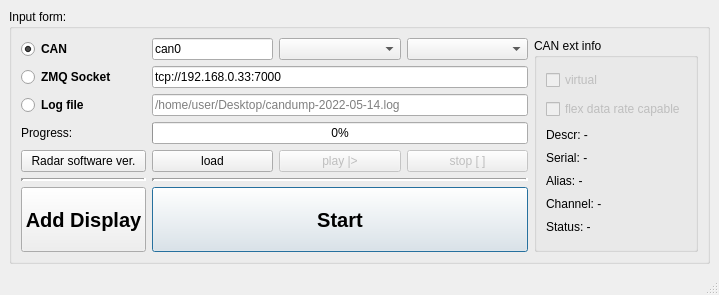
First picture: the form in mainwindow.ui, repository anatoltrush/RadarVisual, before the edit.
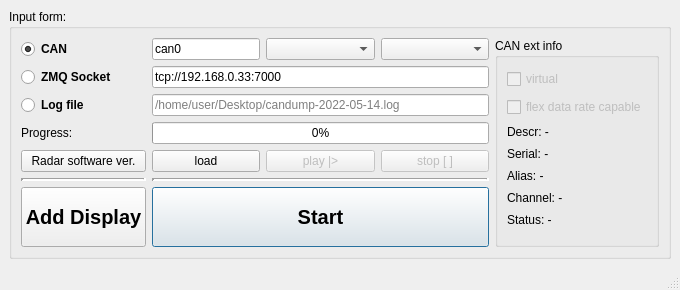
Second picture: the form after the edit. Icons and pictures are not drawn.

What changed in the file:
```diff
--- a/mainwindow.ui
+++ b/mainwindow.ui
@@ -9,8 +9,8 @@
    <rect>
     <x>0</x>
     <y>0</y>
-    <width>719</width>
-    <height>295</height>
+    <width>680</width>
+    <height>290</height>
    </rect>
   </property>
   <property name="sizePolicy">
@@ -21,7 +21,7 @@
   </property>
   <property name="maximumSize">
    <size>
-    <width>719</width>
+    <width>700</width>
     <height>295</height>
    </size>
   </property>
@@ -80,7 +80,6 @@
          <property name="font">
           <font>
            <pointsize>15</pointsize>
-           <weight>75</weight>
            <bold>true</bold>
           </font>
          </property>
@@ -210,7 +209,6 @@
          <property name="font">
           <font>
            <pointsize>15</pointsize>
-           <weight>75</weight>
            <bold>true</bold>
           </font>
          </property>
```
Left out of the diff: 3 changed lines with no effect on the pictures.
